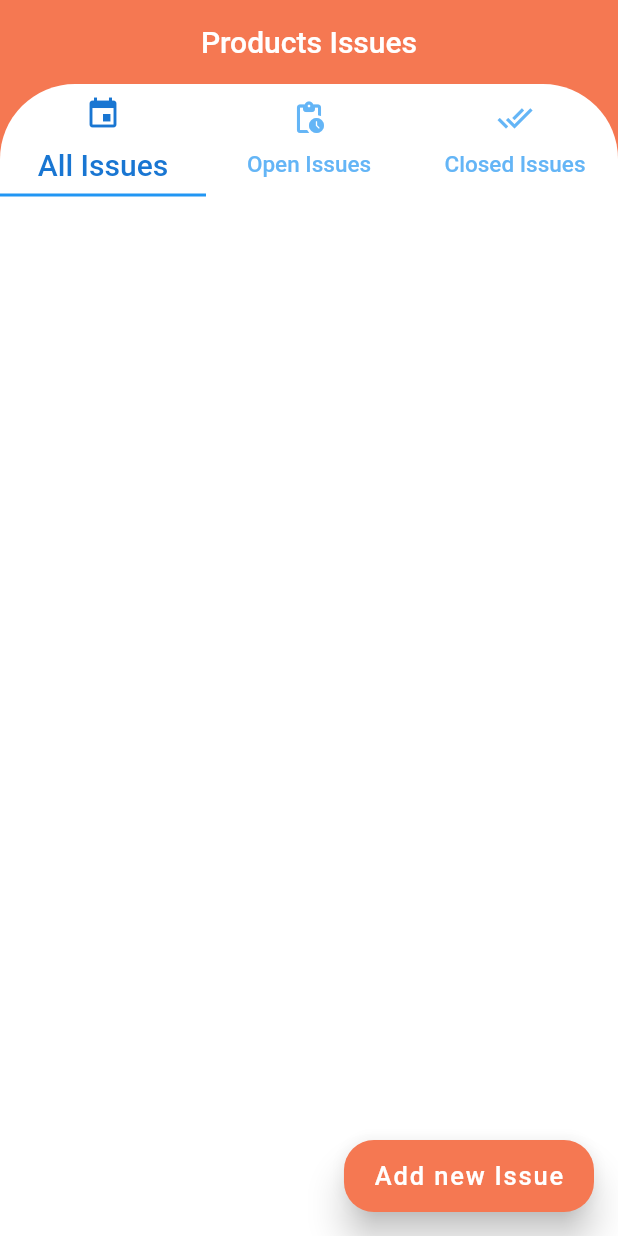
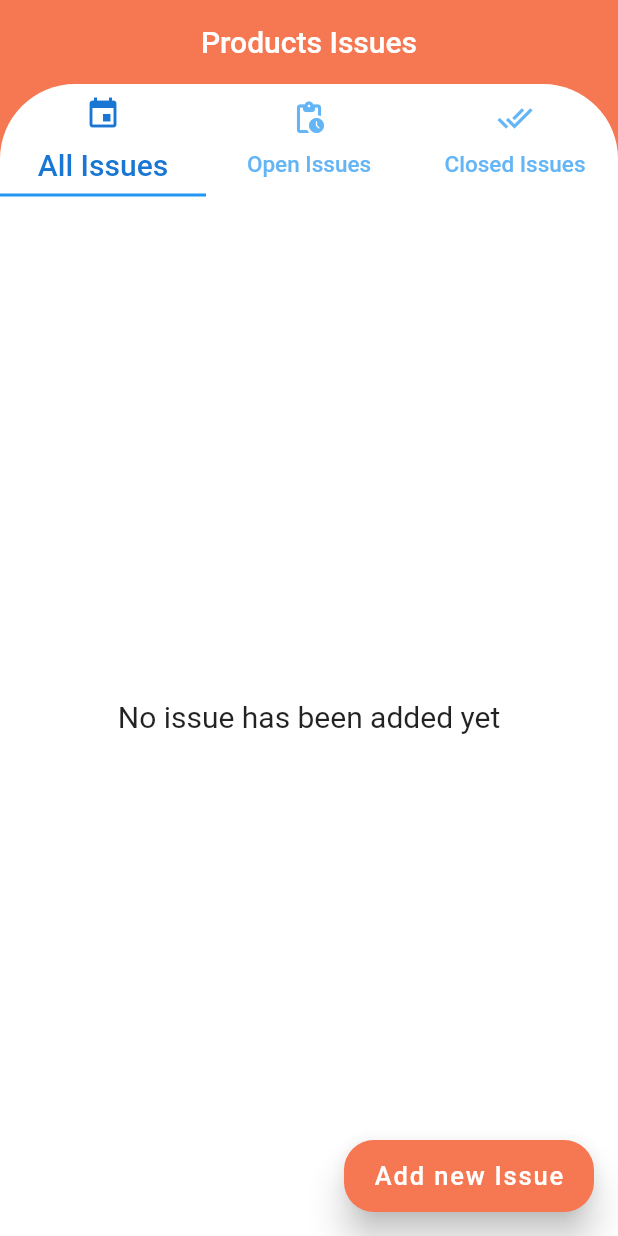
Before and after one commit to abdohelgamal/IssuesReporter, a Flutter app: the screen it shows after launch, on a phone screen of 412 x 824 dp. Run offline on Flutter 3.47's test engine with Material 2 defaults, Android fonts, the phone set to English and light mode, and no system bars; our stand-ins replace bloc, date_format, flutter_bloc, flutter_staggered_animations, google_maps_flutter, image_picker and 1 more; missing offline and left inert: map_picker; accounts and stored records are empty.

```diff
--- a/lib/views/components/show_issue_data.dart
+++ b/lib/views/components/show_issue_data.dart
@@ -1,5 +1,4 @@
 import 'dart:io';
-
 import 'package:flutter/material.dart';
 import 'package:google_maps_flutter/google_maps_flutter.dart';
 import 'package:issues_reporter/models/issue_class.dart';
--- a/lib/views/components/tabs_contents.dart
+++ b/lib/views/components/tabs_contents.dart
@@ -17,28 +17,30 @@ class Content extends StatelessWidget {
             listener: (context, state) {},
             builder: (context, state) {
               return TabBarView(children: [
+
+
 // All Issues Tab
 
-                ListView.builder(
+
+                bloc.allIssues.isEmpty
+                    ? const Center(
+                        child: Text('No issue has been added yet',
+                            textAlign: TextAlign.center,
+                            style: TextStyle(fontSize: 20)),
+                      )
+                    : ListView.builder(
                         itemCount: bloc.allIssues.length,
                         physics: const AlwaysScrollableScrollPhysics(
                             parent: BouncingScrollPhysics()),
                         itemBuilder: (context, index) {
-                      if (bloc.allIssues.isEmpty) {
-                        return const Center(
-                          child: Text('No issue has been added yet',
-                              textAlign: TextAlign.center,
-                              style: TextStyle(fontSize: 20)),
-                        );
-                      } else {
                           return AnimationConfiguration.staggeredList(
                               position: index,
                               duration: const Duration(milliseconds: 600),
                               child: SlideAnimation(
                                   horizontalOffset: 50.0,
                                   child: FadeInAnimation(
-                                    child: IssueCard(bloc.allIssues[index]))));
-                      }
+                                      child:
+                                          IssueCard(bloc.allIssues[index]))));
                         }),
 
 // Open Issues Tab
```
Also changed, not shown: 27 other files. Lines whose indentation alone changed are shown as unchanged.
